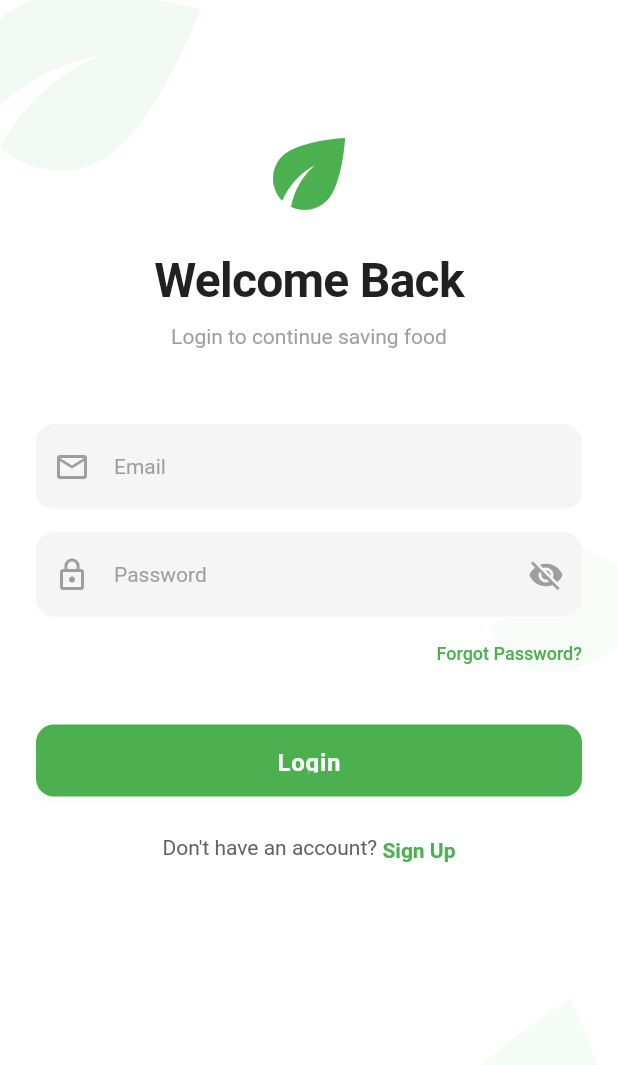
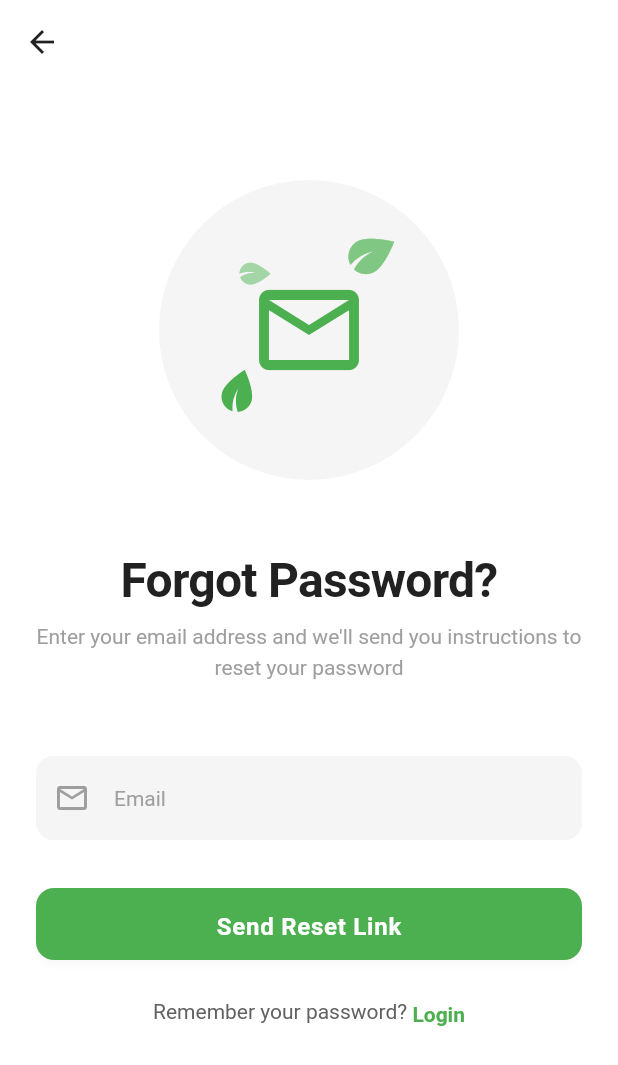
Before and after one commit to azizur-rahaman/Team_Nexora, a Flutter app: the screen it shows after launch, after a tap on "Skip", after a tap on "Forgot Password?", on a phone screen of 412 x 824 dp. Shown: the top 1065 px of the screen. Run offline on Flutter 3.47's test engine with Material 3 defaults, Android fonts, the phone set to English and light mode, and no system bars; our stand-ins replace animated_text_kit, dartz, equatable, flutter_bloc, flutter_screenutil, get_it and 2 more.

Commit message:
Add forgot password page with design system compliance
- Created ForgotPasswordPage with minimal clean design
- Email field with validation and 12px border radius
- Primary green submit button full-width
- Envelope illustration with green leaf decorations
- Success view with check confirmation
- Added PasswordResetRequested event and AuthPasswordResetSent state
- Integrated navigation from login page to forgot password
- White/soft layout following design system guidelines

```diff
--- a/front-end/app-front-end/lib/features/auth/presentation/bloc/auth_bloc.dart
+++ b/front-end/app-front-end/lib/features/auth/presentation/bloc/auth_bloc.dart
@@ -13,6 +13,7 @@ class AuthBloc extends Bloc<AuthEvent, AuthState> {
     required this.login,
   }) : super(AuthInitial()) {
     on<LoginRequested>(_onLoginRequested);
+    on<PasswordResetRequested>(_onPasswordResetRequested);
   }
 
   Future<void> _onLoginRequested(
@@ -34,6 +35,21 @@ class AuthBloc extends Bloc<AuthEvent, AuthState> {
     );
   }
 
+  Future<void> _onPasswordResetRequested(
+    PasswordResetRequested event,
+    Emitter<AuthState> emit,
+  ) async {
+    emit(AuthLoading());
+
+    // Simulate password reset API call
+    // TODO: Implement actual password reset use case
+    await Future.delayed(const Duration(seconds: 2));
+
+    // For now, we'll just emit success
+    // In a real implementation, this would call a use case
+    emit(AuthPasswordResetSent(email: event.email));
+  }
+
   String _mapFailureToMessage(failure) {
     return 'Unexpected error occurred';
   }
--- a/front-end/app-front-end/lib/features/auth/presentation/bloc/auth_event.dart
+++ b/front-end/app-front-end/lib/features/auth/presentation/bloc/auth_event.dart
@@ -21,3 +21,12 @@ class LoginRequested extends AuthEvent {
 }
 
 class LogoutRequested extends AuthEvent {}
+
+class PasswordResetRequested extends AuthEvent {
+  final String email;
+
+  const PasswordResetRequested({required this.email});
+
+  @override
+  List<Object> get props => [email];
+}
--- a/front-end/app-front-end/lib/features/auth/presentation/bloc/auth_state.dart
+++ b/front-end/app-front-end/lib/features/auth/presentation/bloc/auth_state.dart
@@ -30,3 +30,12 @@ class AuthError extends AuthState {
 }
 
 class AuthUnauthenticated extends AuthState {}
+
+class AuthPasswordResetSent extends AuthState {
+  final String email;
+
+  const AuthPasswordResetSent({required this.email});
+
+  @override
+  List<Object> get props => [email];
+}
--- /dev/null
+++ b/front-end/app-front-end/lib/features/auth/presentation/pages/forgot_password_page.dart
@@ -0,0 +1,424 @@
+import 'package:flutter/material.dart';
+import 'package:flutter_bloc/flutter_bloc.dart';
+import '../../../../core/theme/app_colors.dart';
+import '../../../../core/theme/app_spacing.dart';
+import '../../../../core/theme/app_typography.dart';
+import '../bloc/auth_bloc.dart';
+
+class ForgotPasswordPage extends StatefulWidget {
+  const ForgotPasswordPage({super.key});
+
+  @override
+  State<ForgotPasswordPage> createState() => _ForgotPasswordPageState();
+}
+
+class _ForgotPasswordPageState extends State<ForgotPasswordPage> {
+  final _emailController = TextEditingController();
+  final _formKey = GlobalKey<FormState>();
+  bool _emailSent = false;
+
+  @override
+  void dispose() {
+    _emailController.dispose();
+    super.dispose();
+  }
+
+  @override
+  Widget build(BuildContext context) {
+    return Scaffold(
+      backgroundColor: AppColors.neutralWhite,
+      appBar: AppBar(
+        backgroundColor: AppColors.neutralWhite,
+        elevation: 0,
+        leading: IconButton(
+          icon: const Icon(
+            Icons.arrow_back,
+            color: AppColors.neutralBlack,
+          ),
+          onPressed: () => Navigator.of(context).pop(),
+        ),
+      ),
+      body: BlocConsumer<AuthBloc, AuthState>(
+        listener: (context, state) {
+          if (state is AuthError) {
+            ScaffoldMessenger.of(context).showSnackBar(
+              SnackBar(
+                content: Text(state.message),
+                backgroundColor: AppColors.errorRed,
+              ),
+            );
+          } else if (state is AuthPasswordResetSent) {
+            setState(() {
+              _emailSent = true;
+            });
+          }
+        },
+        builder: (context, state) {
+          if (state is AuthLoading) {
+            return const Center(
+              child: CircularProgressIndicator(
+                color: AppColors.primaryGreen,
+              ),
+            );
+          }
+
+          return SafeArea(
+            child: SingleChildScrollView(
+              child: Padding(
+                padding: const EdgeInsets.symmetric(
+                  horizontal: AppSpacing.lg,
+                  vertical: AppSpacing.xl,
+                ),
+                child: _emailSent ? _buildSuccessView() : _buildFormView(),
+              ),
+            ),
+          );
+        },
+      ),
+    );
+  }
+
+  Widget _buildFormView() {
+    return Form(
+      key: _formKey,
+      child: Column(
+        crossAxisAlignment: CrossAxisAlignment.stretch,
+        children: [
+          const SizedBox(height: AppSpacing.xl),
+
+          // Envelope with leaves illustration
+          _buildIllustration(),
+
+          const SizedBox(height: AppSpacing.xxxl),
+
+          // Title
+          Text(
+            'Forgot Password?',
+            style: AppTypography.h1,
+            textAlign: TextAlign.center,
+          ),
+          const SizedBox(height: AppSpacing.sm),
+
+          // Subtitle
+          Text(
+            'Enter your email address and we\'ll send you instructions to reset your password',
+            style: AppTypography.bodyMedium.copyWith(
+              color: AppColors.neutralGray,
+            ),
+            textAlign: TextAlign.center,
+          ),
+
+          const SizedBox(height: AppSpacing.xxxl),
+
+          // Email Field
+          _buildEmailField(),
+
+          const SizedBox(height: AppSpacing.xl),
+
+          // Submit Button
+          _buildSubmitButton(),
+
+          const SizedBox(height: AppSpacing.lg),
+
+          // Back to Login Link
+          Row(
+            mainAxisAlignment: MainAxisAlignment.center,
+            children: [
+              Text(
+                'Remember your password? ',
+                style: AppTypography.bodyMedium.copyWith(
+                  color: AppColors.neutralDarkGray,
+                ),
+              ),
+              TextButton(
+                onPressed: () => Navigator.of(context).pop(),
+                style: TextButton.styleFrom(
+                  padding: EdgeInsets.zero,
+                  minimumSize: Size.zero,
+                  tapTargetSize: MaterialTapTargetSize.shrinkWrap,
+                ),
+                child: Text(
+                  'Login',
+                  style: AppTypography.bodyMedium.copyWith(
+                    color: AppColors.primaryGreen,
+                    fontWeight: AppTypography.semiBold,
+                  ),
+                ),
+              ),
+            ],
+          ),
+        ],
+      ),
+    );
+  }
+
+  Widget _buildSuccessView() {
+    return Column(
+      crossAxisAlignment: CrossAxisAlignment.stretch,
+      children: [
+        const SizedBox(height: AppSpacing.xxxl),
+
+        // Success illustration
+        Center(
+          child: Container(
+            width: 120,
+            height: 120,
+            decoration: BoxDecoration(
+              color: AppColors.primaryGreenLight.withOpacity(0.2),
+              shape: BoxShape.circle,
+            ),
+            child: const Icon(
+              Icons.check_circle,
+              size: 60,
+              color: AppColors.successGreen,
+            ),
+          ),
+        ),
+
+        const SizedBox(height: AppSpacing.xl),
+
+        // Success Title
+        Text(
+          'Check Your Email',
+          style: AppTypography.h2,
+          textAlign: TextAlign.center,
+        ),
+        const SizedBox(height: AppSpacing.md),
+
+        // Success Message
+        Text(
+          'We\'ve sent password reset instructions to',
+          style: AppTypography.bodyMedium.copyWith(
+            color: AppColors.neutralDarkGray,
+          ),
+          textAlign: TextAlign.center,
+        ),
+        const SizedBox(height: AppSpacing.sm),
+        Text(
+          _emailController.text,
+          style: AppTypography.bodyLarge.copyWith(
+            color: AppColors.primaryGreen,
+            fontWeight: AppTypography.semiBold,
+          ),
+          textAlign: TextAlign.center,
+        ),
+
+        const SizedBox(height: AppSpacing.xxxl),
+
+        // Back to Login Button
+        SizedBox(
+          height: AppSpacing.buttonHeightLG,
+          child: ElevatedButton(
+            onPressed: () => Navigator.of(context).pop(),
+            style: ElevatedButton.styleFrom(
+              backgroundColor: AppColors.primaryGreen,
+              foregroundColor: AppColors.neutralWhite,
+              elevation: AppSpacing.elevationLow,
+              shadowColor: AppColors.shadow,
+              shape: RoundedRectangleBorder(
+                borderRadius: BorderRadius.circular(AppSpacing.radiusMD),
+              ),
+            ),
+            child: Text(
+              'Back to Login',
+              style: AppTypography.button.copyWith(fontSize: 16),
+            ),
+          ),
+        ),
+
+        const SizedBox(height: AppSpacing.lg),
+
+        // Resend Link
+        Center(
+          child: TextButton(
+            onPressed: () {
+              setState(() {
+                _emailSent = false;
+              });
+            },
+            child: Text(
+              'Didn\'t receive the email? Resend',
+              style: AppTypography.bodyMedium.copyWith(
+                color: AppColors.primaryGreen,
+                fontWeight: AppTypography.medium,
+              ),
+            ),
+          ),
+        ),
+      ],
+    );
+  }
+
+  Widget _buildIllustration() {
+    return Center(
+      child: Stack(
+        alignment: Alignment.center,
+        children: [
+          // Background circle
+          Container(
+            width: 200,
+            height: 200,
+            decoration: BoxDecoration(
+              color: AppColors.neutralLightGray,
+              shape: BoxShape.circle,
+            ),
+          ),
+
+          // Envelope icon
+          const Icon(
+            Icons.email_outlined,
+            size: 80,
+            color: AppColors.primaryGreen,
+          ),
+
+          // Green leaf - top right
+          Positioned(
+            top: 30,
+            right: 40,
+            child: Transform.rotate(
+              angle: 0.3,
+              child: Icon(
+                Icons.eco,
+                size: 40,
+                color: AppColors.primaryGreenLight,
+              ),
+            ),
+          ),
+
+          // Green leaf - bottom left
+          Positioned(
+            bottom: 40,
+            left: 35,
+            child: Transform.rotate(
+              angle: -0.5,
+              child: Icon(
+                Icons.eco,
+                size: 35,
+                color: AppColors.primaryGreen,
+              ),
+            ),
+          ),
+
+          // Small leaf accent - top left
+          Positioned(
+            top: 50,
+            left: 50,
+            child: Transform.rotate(
+              angle: 0.8,
+              child: Icon(
+                Icons.eco,
+                size: 25,
+                color: AppColors.primaryGreenLight.withOpacity(0.7),
+              ),
+            ),
+          ),
+        ],
+      ),
+    );
+  }
+
+  Widget _buildEmailField() {
+    return TextFormField(
+      controller: _emailController,
+      keyboardType: TextInputType.emailAddress,
+      style: AppTypography.bodyLarge.copyWith(
+        color: AppColors.neutralBlack,
+      ),
+      decoration: InputDecoration(
+        labelText: 'Email',
+        labelStyle: AppTypography.bodyMedium.copyWith(
+          color: AppColors.neutralGray,
+        ),
+        hintText: 'Enter your email address',
+        hintStyle: AppTypography.bodyMedium.copyWith(
+          color: AppColors.neutralGray.withOpacity(0.6),
+        ),
+        prefixIcon: const Icon(
+          Icons.email_outlined,
+          color: AppColors.neutralGray,
+        ),
+        filled: true,
+        fillColor: AppColors.neutralLightGray,
+        border: OutlineInputBorder(
+          borderRadius: BorderRadius.circular(AppSpacing.radiusMD),
+          borderSide: BorderSide.none,
+        ),
+        enabledBorder: OutlineInputBorder(
+          borderRadius: BorderRadius.circular(AppSpacing.radiusMD),
+          borderSide: const BorderSide(
+            color: AppColors.neutralLightGray,
+            width: 1,
+          ),
+        ),
+        focusedBorder: OutlineInputBorder(
+          borderRadius: BorderRadius.circular(AppSpacing.radiusMD),
+          borderSide: const BorderSide(
+            color: AppColors.primaryGreen,
+            width: 2,
+          ),
+        ),
+        errorBorder: OutlineInputBorder(
+          borderRadius: BorderRadius.circular(AppSpacing.radiusMD),
+          borderSide: const BorderSide(
+            color: AppColors.errorRed,
+            width: 2,
+          ),
+        ),
+        focusedErrorBorder: OutlineInputBorder(
+          borderRadius: BorderRadius.circular(AppSpacing.radiusMD),
+          borderSide: const BorderSide(
+            color: AppColors.errorRed,
+            width: 2,
+          ),
+        ),
+        contentPadding: const EdgeInsets.symmetric(
+          horizontal: AppSpacing.md,
+          vertical: AppSpacing.md,
+        ),
+      ),
+      validator: (value) {
+        if (value == null || value.isEmpty) {
+          return 'Please enter your email';
+        }
+        if (!RegExp(r'^[\w-\.]+@([\w-]+\.)+[\w-]{2,4}$').hasMatch(value)) {
+          return 'Please enter a valid email';
+        }
+        return null;
+      },
+    );
+  }
+
+  Widget _buildSubmitButton() {
+    return SizedBox(
+      height: AppSpacing.buttonHeightLG,
+      child: ElevatedButton(
+        onPressed: () {
+          if (_formKey.currentState!.validate()) {
+            context.read<AuthBloc>().add(
+                  PasswordResetRequested(
+                    email: _emailController.text.trim(),
+                  ),
+                );
+          }
+        },
+        style: ElevatedButton.styleFrom(
+          backgroundColor: AppColors.primaryGreen,
+          foregroundColor: AppColors.neutralWhite,
+          elevation: AppSpacing.elevationLow,
+          shadowColor: AppColors.shadow,
+          shape: RoundedRectangleBorder(
+            borderRadius: BorderRadius.circular(AppSpacing.radiusMD),
+          ),
+          padding: const EdgeInsets.symmetric(
+            horizontal: AppSpacing.lg,
+            vertical: AppSpacing.md,
+          ),
+        ),
+        child: Text(
+          'Send Reset Link',
+          style: AppTypography.button.copyWith(fontSize: 16),
+        ),
+      ),
+    );
+  }
+}
--- a/front-end/app-front-end/lib/features/auth/presentation/pages/login_page.dart
+++ b/front-end/app-front-end/lib/features/auth/presentation/pages/login_page.dart
@@ -4,6 +4,7 @@ import '../../../../core/theme/app_colors.dart';
 import '../../../../core/theme/app_spacing.dart';
 import '../../../../core/theme/app_typography.dart';
 import '../bloc/auth_bloc.dart';
+import 'forgot_password_page.dart';
 
 class LoginPage extends StatefulWidget {
   const LoginPage({super.key});
@@ -110,7 +111,11 @@ class _LoginPageState extends State<LoginPage> {
                             alignment: Alignment.centerRight,
                             child: TextButton(
                               onPressed: () {
-                                // Navigate to forgot password
+                                Navigator.of(context).push(
+                                  MaterialPageRoute(
+                                    builder: (context) => const ForgotPasswordPage(),
+                                  ),
+                                );
                               },
                               style: TextButton.styleFrom(
                                 padding: const EdgeInsets.symmetric(
```
